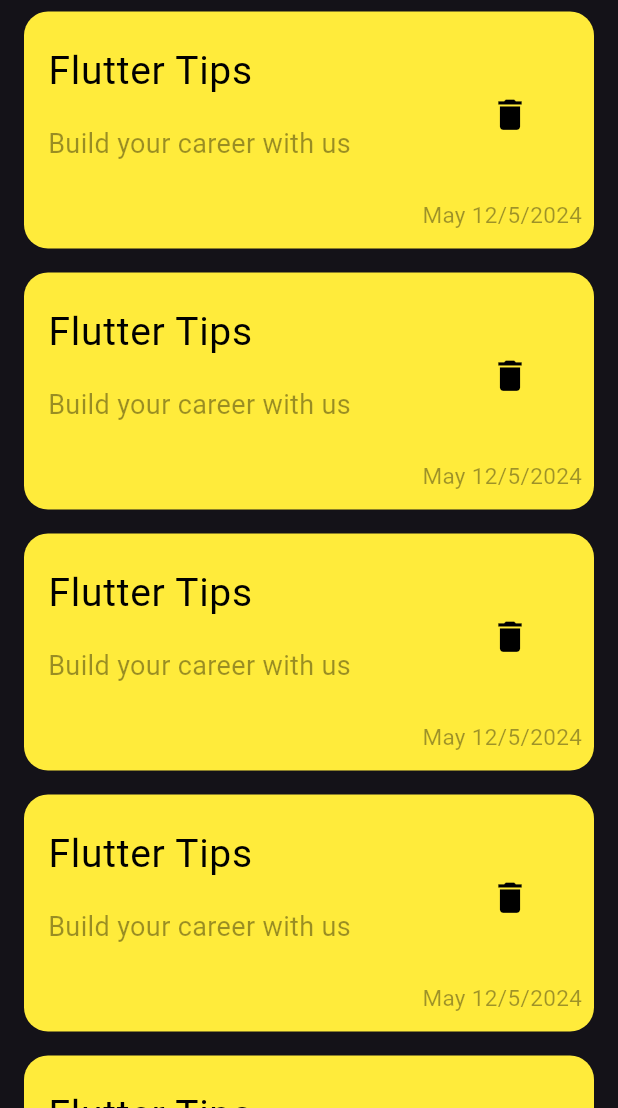
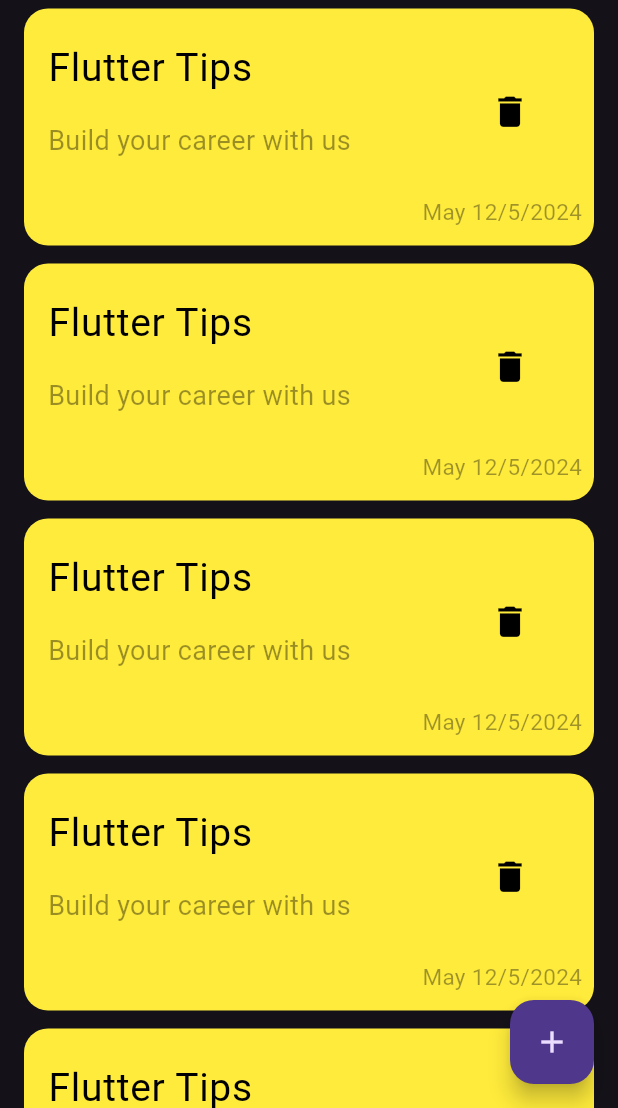
Before and after one commit to Hagar2003/Notes_App, a Flutter app: the screen it shows after launch, on a phone screen of 412 x 824 dp, the part 128-1236 px from its top. Run offline on Flutter 3.47's test engine with Material 3 defaults, Android fonts, the phone set to English and light mode, and no system bars.

Commit message:
add floating action button

```diff
--- a/lib/views/notes_view.dart
+++ b/lib/views/notes_view.dart
@@ -6,9 +6,9 @@ class NotesView extends StatelessWidget {
 
   @override
   Widget build(BuildContext context) {
-    return  const MaterialApp(debugShowCheckedModeBanner: false,
-
-    home: NotesViewBody(),);
+    return   Scaffold(
+floatingActionButton: FloatingActionButton(onPressed: (){},child:const Icon(Icons.add),),
+    body: const NotesViewBody(),);
 
   }
 }
--- a/lib/widgets/notes_list_view.dart
+++ b/lib/widgets/notes_list_view.dart
@@ -9,7 +9,7 @@ class NotesListView extends StatelessWidget {
     return Expanded(
       child: ListView.builder(itemBuilder: (context,index){
         return const Padding(
-          padding: EdgeInsets.symmetric(vertical :8.0),
+          padding: EdgeInsets.symmetric(vertical :6.0),
           child: NoteItem(),
         );
       }),
--- a/lib/widgets/notes_view_body.dart
+++ b/lib/widgets/notes_view_body.dart
@@ -1,6 +1,4 @@
 import 'package:flutter/material.dart';
-
-import 'package:notes_app/widgets/note_item.dart';
 import 'package:notes_app/widgets/notes_list_view.dart';
 
 class NotesViewBody extends StatelessWidget {
```
